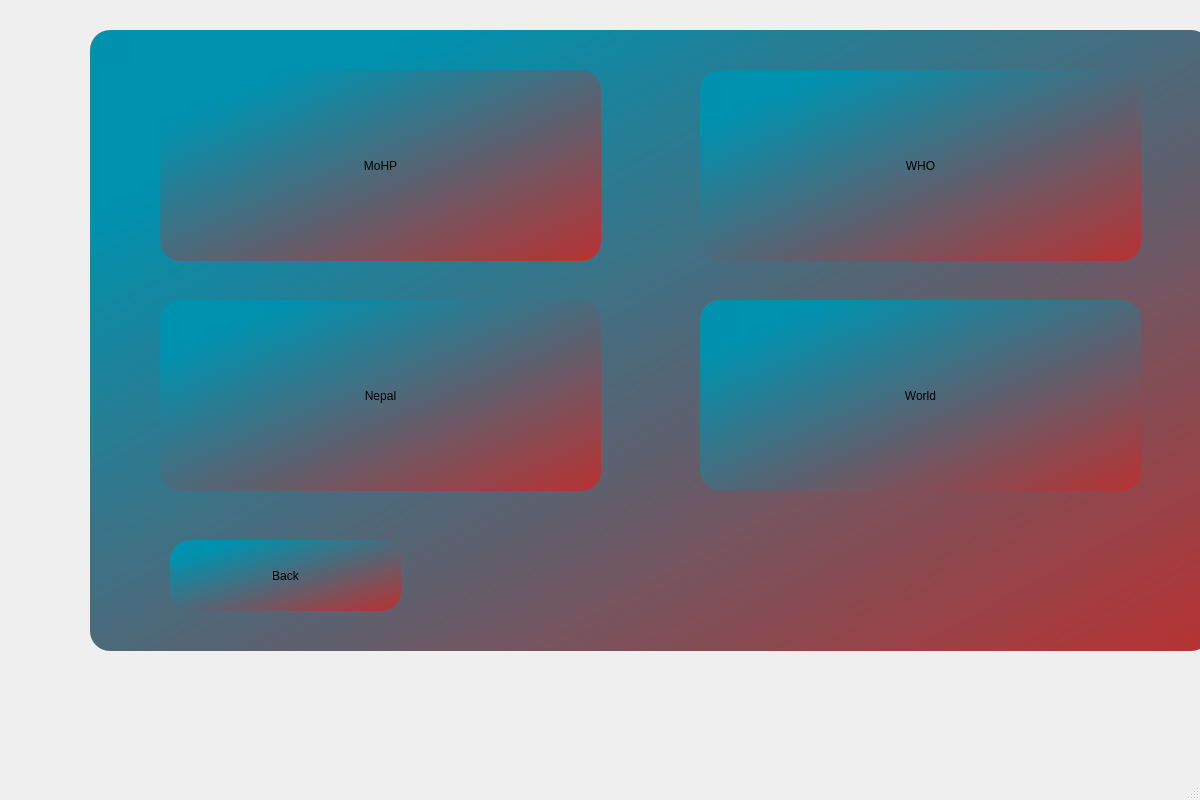
First picture: the form in CoviCURE/Forms/Live/livedash.ui, repository ayush-regmi/CoviCURE, before the edit.
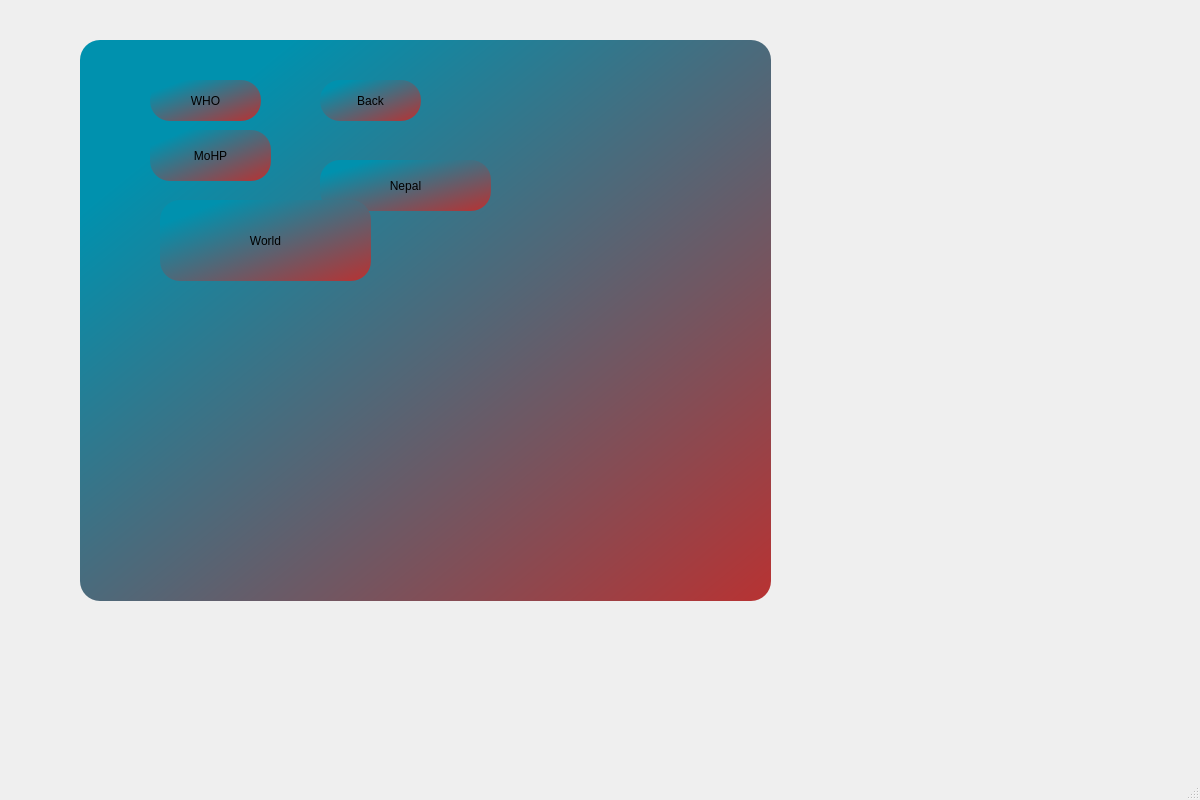
Second picture: the form after the edit.

What changed in the file:
```diff
--- a/CoviCURE/Forms/Live/livedash.ui
+++ b/CoviCURE/Forms/Live/livedash.ui
@@ -17,10 +17,10 @@
    <widget class="QGroupBox" name="groupBox">
     <property name="geometry">
      <rect>
-      <x>90</x>
-      <y>30</y>
-      <width>1121</width>
-      <height>621</height>
+      <x>80</x>
+      <y>40</y>
+      <width>691</width>
+      <height>561</height>
      </rect>
     </property>
     <property name="styleSheet">
@@ -33,10 +33,10 @@
     <widget class="QPushButton" name="pushButtonNepal">
      <property name="geometry">
       <rect>
-       <x>70</x>
-       <y>270</y>
-       <width>441</width>
-       <height>191</height>
+       <x>240</x>
+       <y>120</y>
+       <width>171</width>
+       <height>51</height>
       </rect>
      </property>
      <property name="text">
@@ -46,10 +46,10 @@
     <widget class="QPushButton" name="pushButtonWHO">
      <property name="geometry">
       <rect>
-       <x>610</x>
+       <x>70</x>
        <y>40</y>
-       <width>441</width>
-       <height>191</height>
+       <width>111</width>
+       <height>41</height>
       </rect>
      </property>
      <property name="text">
@@ -60,31 +60,22 @@
      <property name="geometry">
       <rect>
        <x>70</x>
-       <y>40</y>
-       <width>441</width>
-       <height>191</height>
+       <y>90</y>
+       <width>121</width>
+       <height>51</height>
       </rect>
      </property>
-     <property name="styleSheet">
-      <string notr="true"/>
-     </property>
      <property name="text">
       <string>MoHP</string>
      </property>
-     <property name="iconSize">
-      <size>
-       <width>100</width>
-       <height>60</height>
-      </size>
-     </property>
     </widget>
     <widget class="QPushButton" name="pushButtonBack">
      <property name="geometry">
       <rect>
-       <x>80</x>
-       <y>510</y>
-       <width>231</width>
-       <height>71</height>
+       <x>240</x>
+       <y>40</y>
+       <width>101</width>
+       <height>41</height>
       </rect>
      </property>
      <property name="text">
@@ -94,10 +85,10 @@
     <widget class="QPushButton" name="pushButtonWorld">
      <property name="geometry">
       <rect>
-       <x>610</x>
-       <y>270</y>
-       <width>441</width>
-       <height>191</height>
+       <x>80</x>
+       <y>160</y>
+       <width>211</width>
+       <height>81</height>
       </rect>
      </property>
      <property name="text">
```
